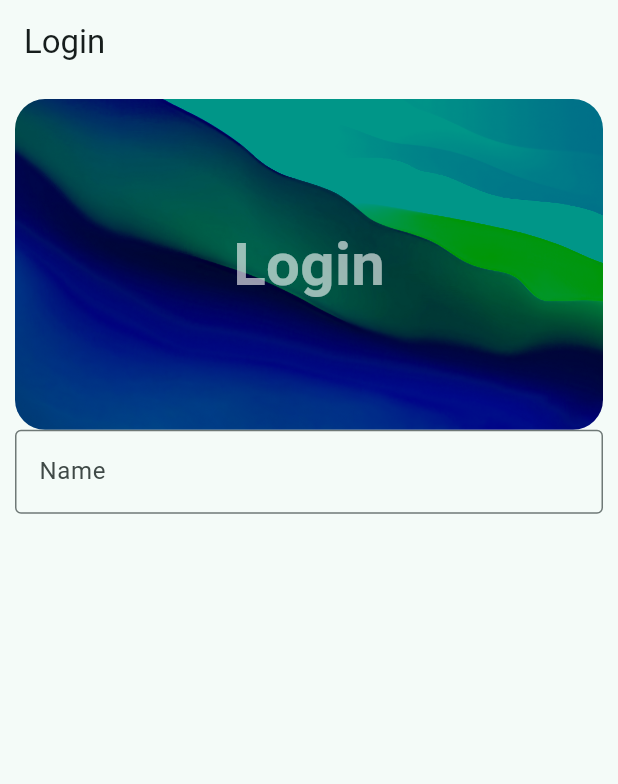
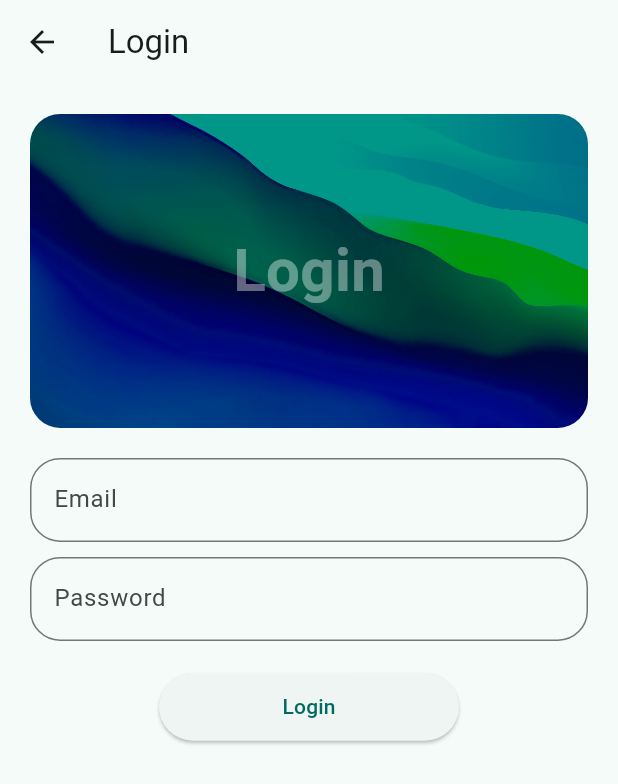
Before and after one commit to amphikapha/flutterdeng, a Flutter app: the screen it shows after launch, after a tap on "Get Started", on a phone screen of 412 x 824 dp. Shown: the top 784 px of the screen. Run offline on Flutter 3.47's test engine with Material 3 defaults, Android fonts, the phone set to English and light mode, and no system bars; our stand-ins replace lottie.

Commit message:
login logic

```diff
--- a/lib/views/pages/login_page.dart
+++ b/lib/views/pages/login_page.dart
@@ -1,4 +1,5 @@
 import 'package:flutter/material.dart';
+import 'package:flutterdeng/views/widget_tree.dart';
 import 'package:flutterdeng/widgets/hero_widget.dart';
 
 class LoginPage extends StatefulWidget {
@@ -9,36 +10,92 @@ class LoginPage extends StatefulWidget {
 }
 
 class _LoginPageState extends State<LoginPage> {
-  TextEditingController controller = TextEditingController();
+  TextEditingController controllerEmail = TextEditingController();
+  TextEditingController controllerPassword = TextEditingController();
+
+  String confirmEmail = '123';
+  String confirmPassword = '000';
 
   @override
   void dispose() {
-    controller.dispose();
+    // Dispose of the controllers when the widget is removed from the widget tree
+    controllerEmail.dispose();
+    controllerPassword.dispose();
     super.dispose();
   }
 
   @override
   Widget build(BuildContext context) {
     return Scaffold(
-      appBar: AppBar(
-        title: const Text('Login'),
-      ),
+      appBar: AppBar(title: const Text('Login')),
       body: Padding(
-        padding: const EdgeInsets.all(10.0),
+        padding: const EdgeInsets.all(20.0),
         child: Column(
           children: [
             HeroWidget(title: 'Login'),
+            SizedBox(height: 20),
             TextField(
-                controller: controller,
-                decoration: InputDecoration(
-                  labelText: 'Name',
-                  border: OutlineInputBorder(),
+              controller: controllerEmail,
+              decoration: InputDecoration(
+                hintText: 'Email',
+                border: OutlineInputBorder(
+                  borderRadius: BorderRadius.circular(20),
                 ),
-                onEditingComplete: () => setState(() {}),
               ),
+              onEditingComplete: () => setState(() {}),
+            ),
+            SizedBox(height: 10),
+            TextField(
+              controller: controllerPassword,
+              decoration: InputDecoration(
+                hintText: 'Password',
+                border: OutlineInputBorder(
+                  borderRadius: BorderRadius.circular(20),
+                ),
+              ),
+              onEditingComplete: () => setState(() {}),
+            ),
+            SizedBox(height: 20),
+            ElevatedButton(
+              style: FilledButton.styleFrom(minimumSize: const Size(200, 45)),
+              onPressed: () {
+                onLoginPressed();
+              },
+              child: const Text('Login'),
+            ),
           ],
         ),
-      )
+      ),
     );
   }
+
+  void onLoginPressed() {
+    if (controllerEmail.text == confirmEmail &&
+        controllerPassword.text == confirmPassword) {
+      Navigator.pushReplacement(
+        context,
+        MaterialPageRoute(
+          builder: (context) => const WidgetTree(),
+        ),
+      );
+    } else {
+      showDialog(
+        context: context,
+        builder: (context) {
+          return AlertDialog(
+            title: const Text('Error'),
+            content: const Text('Invalid email or password'),
+            actions: [
+              TextButton(
+                onPressed: () {
+                  Navigator.of(context).pop();
+                },
+                child: const Text('OK'),
+              ),
+            ],
+          );
+        },
+      );
+    }
+  }
 }
--- a/lib/views/pages/welcome_page.dart
+++ b/lib/views/pages/welcome_page.dart
@@ -30,7 +30,7 @@ class WelcomePage extends StatelessWidget {
             ),
             onPressed: () {
               // Navigate to the next page
-              Navigator.pushReplacement(context, MaterialPageRoute(
+              Navigator.push(context, MaterialPageRoute(
                 builder: (context) => const LoginPage(),
               ));
             },
@@ -42,7 +42,7 @@ class WelcomePage extends StatelessWidget {
             ),
             onPressed: () {
               // Navigate to the next page
-              Navigator.pushReplacement(context, MaterialPageRoute(
+              Navigator.push(context, MaterialPageRoute(
                 builder:(context) {
                   return LoginPage();
                 },
--- a/lib/widgets/hero_widget.dart
+++ b/lib/widgets/hero_widget.dart
@@ -26,7 +26,7 @@ class HeroWidget extends StatelessWidget {
             title,
             style: TextStyle(
               fontSize: 40,
-              color: Colors.white60,
+              color: Colors.white38,
               fontWeight: FontWeight.bold,
             ),
           ),
```
